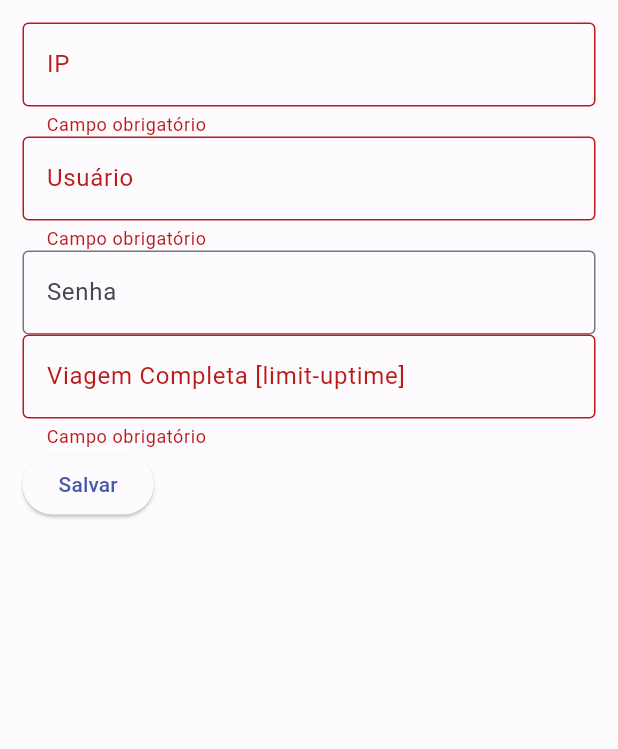
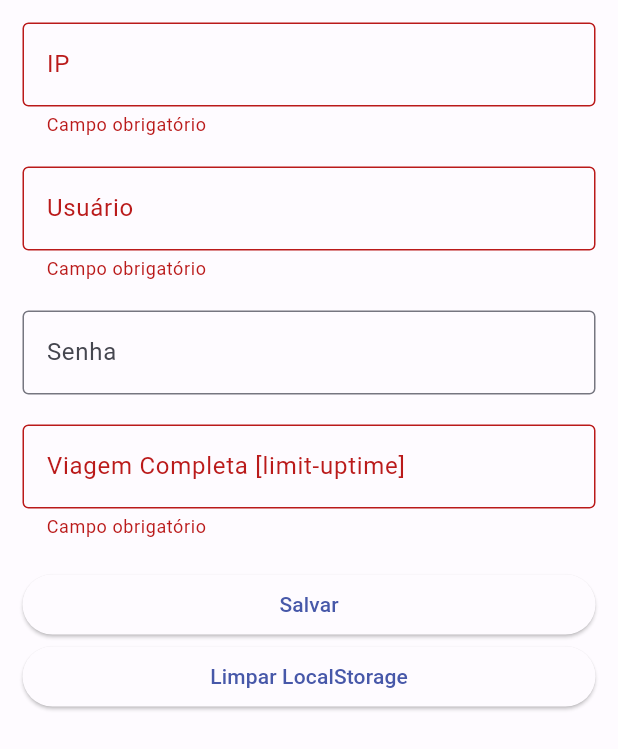
Before and after one commit to mRiloB/mktk_app, a Flutter app: the ConfigurationPage screen opened directly, after a tap on "Salvar", on a phone screen of 412 x 824 dp. Shown: the top 749 px of the screen. Run offline on Flutter 3.47's test engine with Material 2 defaults, Android fonts, the phone set to English and light mode, and no system bars; our stand-ins replace localstorage.

Commit message:
app v0.0.2 beta (precisa refatorar)

```diff
--- a/lib/src/configuration/configuration.page.dart
+++ b/lib/src/configuration/configuration.page.dart
@@ -16,6 +16,7 @@ class _ConfigurationPageState extends State<ConfigurationPage> {
   TextEditingController mktkPass = TextEditingController();
   TextEditingController mktkLimitUptime = TextEditingController();
   final LocalStorage storage = LocalStorage('configuration.json');
+  final LocalStorage storageVoucher = LocalStorage('voucher_user.json');
 
   @override
   void initState() {
@@ -44,10 +45,15 @@ class _ConfigurationPageState extends State<ConfigurationPage> {
     super.dispose();
   }
 
-  void _messageBox() {
+  void _clearStorage() async {
+    await storageVoucher.clear();
+    _messageBox('Voucher storage limpo!');
+  }
+
+  void _messageBox(String text) {
     ScaffoldMessenger.of(context).showSnackBar(
       SnackBar(
-        content: const Text('As Configurações foram salvas!'),
+        content: Text(text),
         action: SnackBarAction(
           label: 'Fechar',
           onPressed: () {},
@@ -87,7 +93,9 @@ class _ConfigurationPageState extends State<ConfigurationPage> {
                 control: mktkLimitUptime,
                 placeholder: '0d 00:00:00',
               ),
-              ElevatedButton(
+              SizedBox(
+                width: double.infinity,
+                child: ElevatedButton(
                   onPressed: () async {
                     if (_formKey.currentState!.validate()) {
                       await storage.setItem('config', {
@@ -97,10 +105,20 @@ class _ConfigurationPageState extends State<ConfigurationPage> {
                         'limit-uptime': mktkLimitUptime.text,
                       });
                       await storage.setItem('isConfig', true);
-                    _messageBox();
+                      _messageBox("As configurações foram salvas!");
                     }
                   },
                   child: const Text('Salvar'),
+                ),
+              ),
+              SizedBox(
+                width: double.infinity,
+                child: ElevatedButton(
+                  onPressed: () async {
+                    _clearStorage();
+                  },
+                  child: const Text('Limpar LocalStorage'),
+                ),
               ),
             ],
           ),
--- a/lib/src/configuration/widgets/custom_input.dart
+++ b/lib/src/configuration/widgets/custom_input.dart
@@ -14,7 +14,9 @@ class CustomInput extends StatelessWidget {
 
   @override
   Widget build(BuildContext context) {
-    return TextFormField(
+    return Padding(
+      padding: const EdgeInsets.only(bottom: 20),
+      child: TextFormField(
         controller: control,
         validator: !noValid
             ? (value) {
@@ -28,6 +30,7 @@ class CustomInput extends StatelessWidget {
             border: const OutlineInputBorder(),
             hintText: placeholder,
             labelText: label),
+      ),
     );
   }
 }
```
Also changed, not shown: lib/controllers/api.dart (+5 -5 lines), lib/controllers/create_user.dart (+6 -6 lines), lib/src/home/home.page.dart (+7 -1 lines), lib/src/vouchers/history.page.dart (added, +32 -0 lines), lib/src/vouchers/vouchers.page.dart (+50 -10 lines), lib/src/vouchers/widgets/voucher_btn.dart (+7 -3 lines). Lines whose indentation alone changed are shown as unchanged.
